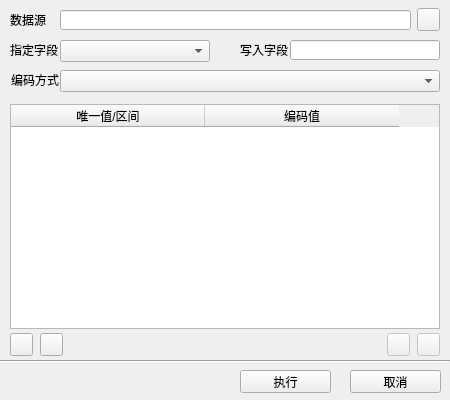
First picture: the form in branches/SpatialOptimize/FormEncode.ui, repository artifact113/particle-swarm-optimization, before the edit.
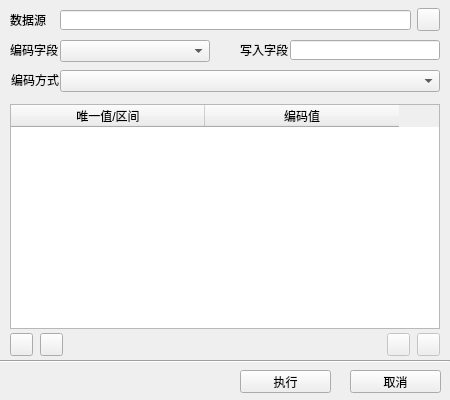
Second picture: the form after the edit. Icons and pictures are not drawn.

The edit to the form file:
```diff
--- a/branches/SpatialOptimize/FormEncode.ui
+++ b/branches/SpatialOptimize/FormEncode.ui
@@ -92,7 +92,7 @@
     </rect>
    </property>
    <property name="text">
-    <string>指定字段</string>
+    <string>编码字段</string>
    </property>
   </widget>
   <widget class="QComboBox" name="cmbEncodeType">
```
